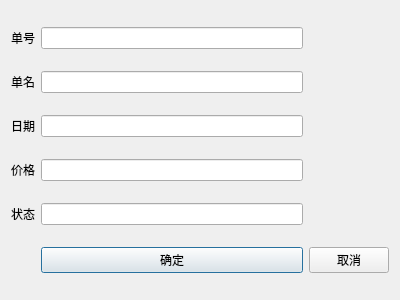
Old version of the form add_scree.ui in the repository sy-long/Recording_System.
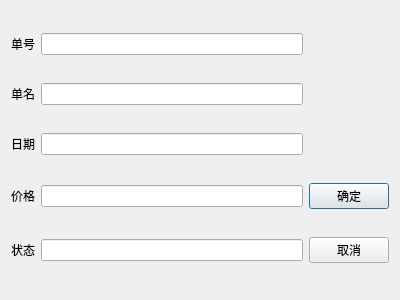
New version of the form.

What changed in the file:
```diff
--- a/add_scree.ui
+++ b/add_scree.ui
@@ -54,6 +54,13 @@
    <item row="3" column="1">
     <widget class="QLineEdit" name="lineEdit_4"/>
    </item>
+   <item row="3" column="2">
+    <widget class="QPushButton" name="pushButton">
+     <property name="text">
+      <string>确定</string>
+     </property>
+    </widget>
+   </item>
    <item row="4" column="0">
     <widget class="QLabel" name="label_5">
      <property name="text">
@@ -64,14 +71,7 @@
    <item row="4" column="1">
     <widget class="QLineEdit" name="lineEdit_5"/>
    </item>
-   <item row="5" column="1">
-    <widget class="QPushButton" name="pushButton">
-     <property name="text">
-      <string>确定</string>
-     </property>
-    </widget>
-   </item>
-   <item row="5" column="2">
+   <item row="4" column="2">
     <widget class="QPushButton" name="pushButton_2">
      <property name="text">
       <string>取消</string>
```
